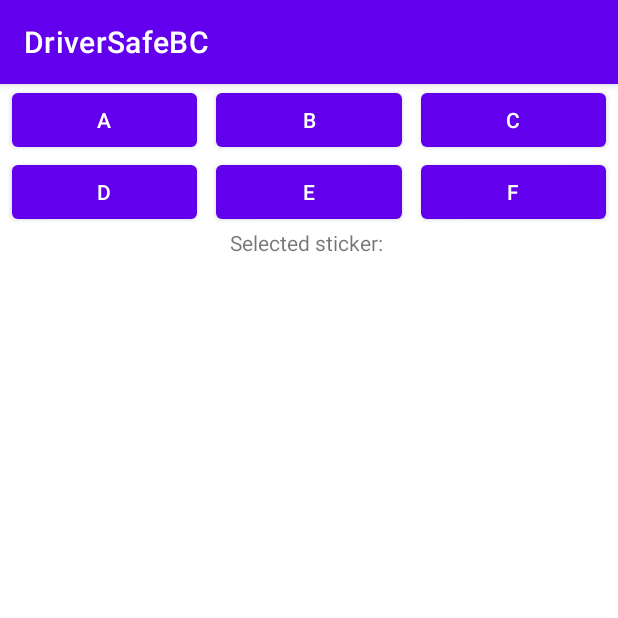
After one commit to eqiowtj/DriverSafeBC, an Android app: the SendStickerActivity screen opened directly, with no data from a screen before it, on a phone screen of 412 x 824 dp, the top half of it. The commit adds this screen. Run offline under Robolectric (Android 15) with nearby library versions, the phone set to English and light mode, and no system bars.

Commit message:
added buttons to let users select sticker

```diff
--- a/app/src/main/AndroidManifest.xml
+++ b/app/src/main/AndroidManifest.xml
@@ -15,6 +15,13 @@
         android:supportsRtl="true"
         android:theme="@style/Theme.DriverSafeBC"
         tools:targetApi="31">
+        <activity
+            android:name=".a7atyourservice.SendStickerActivity"
+            android:exported="false">
+            <meta-data
+                android:name="android.app.lib_name"
+                android:value="" />
+        </activity>
         <activity
             android:name=".a7atyourservice.AtYourServiceActivity"
             android:exported="false">
--- a/app/src/main/java/edu/northeastern/driversafebc/MainActivity.java
+++ b/app/src/main/java/edu/northeastern/driversafebc/MainActivity.java
@@ -7,6 +7,7 @@ import android.view.View;
 import androidx.appcompat.app.AppCompatActivity;
 
 import edu.northeastern.driversafebc.a7atyourservice.AtYourServiceActivity;
+import edu.northeastern.driversafebc.a7atyourservice.SendStickerActivity;
 import edu.northeastern.driversafebc.databinding.ActivityMainBinding;
 
 public class MainActivity extends AppCompatActivity {
@@ -25,4 +26,10 @@ public class MainActivity extends AppCompatActivity {
         startActivity(intent);
     }
 
+    //"Firebase button clicked"
+    public void sendStickerButtonClicked(View view) {
+        Intent intent = new Intent(this, SendStickerActivity.class);
+        startActivity(intent);
+    }
+
 }
--- /dev/null
+++ b/app/src/main/java/edu/northeastern/driversafebc/a7atyourservice/SendStickerActivity.java
@@ -0,0 +1,32 @@
+package edu.northeastern.driversafebc.a7atyourservice;
+
+import androidx.appcompat.app.AppCompatActivity;
+
+import android.os.Bundle;
+import android.view.View;
+import android.widget.ArrayAdapter;
+import android.widget.Button;
+import android.widget.Spinner;
+import android.widget.TextView;
+
+import edu.northeastern.driversafebc.R;
+import edu.northeastern.driversafebc.databinding.ActivitySendStickerBinding;
+
+public class SendStickerActivity extends AppCompatActivity {
+    private ActivitySendStickerBinding binding;
+    private Spinner dropdown;
+    private TextView stickerSelectedTextView;
+
+    @Override
+    protected void onCreate(Bundle savedInstanceState) {
+        super.onCreate(savedInstanceState);
+        binding = ActivitySendStickerBinding.inflate(getLayoutInflater());
+        setContentView(binding.getRoot());
+        stickerSelectedTextView = findViewById(R.id.stickerTextView);
+    }
+
+    public void selectStickerOnClick(View view) {
+        Button button = (Button) view;
+        stickerSelectedTextView.setText("Sticker " + button.getText() + " selected");
+    }
+}
--- a/app/src/main/res/layout/activity_main.xml
+++ b/app/src/main/res/layout/activity_main.xml
@@ -34,6 +34,7 @@
         android:layout_marginStart="24dp"
         android:layout_marginTop="16dp"
         android:text="@string/firebase"
+        android:onClick="sendStickerButtonClicked"
         app:layout_constraintStart_toStartOf="parent"
         app:layout_constraintTop_toBottomOf="@+id/buttonAtYourService" />
 
--- /dev/null
+++ b/app/src/main/res/layout/activity_send_sticker.xml
@@ -0,0 +1,128 @@
+<?xml version="1.0" encoding="utf-8"?>
+<androidx.constraintlayout.widget.ConstraintLayout xmlns:android="http://schemas.android.com/apk/res/android"
+    xmlns:app="http://schemas.android.com/apk/res-auto"
+    xmlns:tools="http://schemas.android.com/tools"
+    android:layout_width="match_parent"
+    android:layout_height="match_parent"
+    tools:context=".a7atyourservice.SendStickerActivity">
+
+    <Button
+        android:id="@+id/A"
+        android:layout_width="0dp"
+        android:layout_height="wrap_content"
+        android:text="A"
+        app:layout_constraintStart_toStartOf="parent"
+        app:layout_constraintWidth_percent="0.3"
+        android:layout_marginStart="8dp"
+        tools:layout_marginTop="10dp"
+        android:onClick="selectStickerOnClick" />
+
+    <Button
+        android:id="@+id/B"
+        android:layout_width="0dp"
+        android:layout_height="wrap_content"
+        android:text="B"
+        tools:layout_marginTop="10dp"
+        app:layout_constraintLeft_toRightOf="@+id/A"
+        app:layout_constraintRight_toLeftOf="@+id/C"
+        app:layout_constraintWidth_percent="0.3"
+        android:onClick="selectStickerOnClick"/>
+
+    <Button
+        android:id="@+id/C"
+        android:layout_width="0dp"
+        android:layout_height="wrap_content"
+        android:layout_marginEnd="8dp"
+        android:text="C"
+        app:layout_constraintEnd_toEndOf="parent"
+        tools:layout_marginTop="10dp"
+        app:layout_constraintLeft_toRightOf="@+id/B"
+        app:layout_constraintWidth_percent="0.3"
+        android:onClick="selectStickerOnClick"/>
+
+    <Button
+        android:id="@+id/D"
+        android:layout_width="0dp"
+        android:layout_height="wrap_content"
+        android:text="D"
+        app:layout_constraintStart_toStartOf="parent"
+        app:layout_constraintTop_toBottomOf="@+id/A"
+        app:layout_constraintWidth_percent="0.3"
+        android:layout_marginStart="8dp"
+        tools:layout_marginTop="10dp"
+        android:onClick="selectStickerOnClick"/>
+
+    <Button
+        android:id="@+id/E"
+        android:layout_width="0dp"
+        android:layout_height="wrap_content"
+        android:text="E"
+        tools:layout_marginTop="10dp"
+        app:layout_constraintTop_toBottomOf="@+id/B"
+        app:layout_constraintLeft_toRightOf="@+id/D"
+        app:layout_constraintRight_toLeftOf="@+id/F"
+        app:layout_constraintWidth_percent="0.3"
+        android:onClick="selectStickerOnClick"/>
+
+    <Button
+        android:id="@+id/F"
+        android:layout_width="0dp"
+        android:layout_height="wrap_content"
+        android:layout_marginEnd="8dp"
+        android:text="F"
+        app:layout_constraintEnd_toEndOf="parent"
+        tools:layout_marginTop="10dp"
+        app:layout_constraintTop_toBottomOf="@+id/C"
+        app:layout_constraintLeft_toRightOf="@+id/E"
+        app:layout_constraintWidth_percent="0.3"
+        android:onClick="selectStickerOnClick"/>
+
+    <TextView
+        android:id="@+id/stickerTextView"
+        android:layout_width="wrap_content"
+        android:layout_height="wrap_content"
+        android:text="Selected sticker: "
+        android:layout_marginStart="8dp"
+        android:layout_marginEnd="8dp"
+        app:layout_constraintTop_toBottomOf="@+id/D"
+        app:layout_constraintStart_toStartOf="parent"
+        app:layout_constraintEnd_toEndOf="parent" />
+
+<!--    <ImageButton-->
+<!--        android:id="@+id/test"-->
+<!--        android:layout_width="50dp"-->
+<!--        android:layout_height="50dp"-->
+<!--        android:layout_alignParentTop="true"-->
+<!--        android:layout_alignParentRight="true"-->
+<!--        android:src="@drawable/cat_sticker"-->
+<!--        app:layout_constraintStart_toStartOf="parent"-->
+<!--        app:layout_constraintTop_toTopOf="@id/sendButton"-->
+<!--        />-->
+
+<!--    <ImageView-->
+<!--        android:id="@+id/simpleImageView"-->
+<!--        android:layout_width="wrap_content"-->
+<!--        android:layout_height="wrap_content"-->
+<!--        android:src="@drawable/cat_sticker"-->
+<!--        android:maxHeight="10dp"-->
+<!--        android:maxWidth="10dp"-->
+<!--        app:layout_constraintStart_toStartOf="parent"-->
+<!--        app:layout_constraintTop_toBottomOf="@id/test"-->
+<!--        />-->
+
+<!--    <Button-->
+<!--        android:id="@+id/sendButton"-->
+<!--        android:layout_width="wrap_content"-->
+<!--        android:layout_height="wrap_content"-->
+<!--        android:text="Send Now"-->
+<!--        app:layout_constraintStart_toStartOf="parent"-->
+<!--        app:layout_constraintTop_toBottomOf="@id/test" />-->
+
+<!--    <Spinner-->
+<!--        android:id="@+id/spinner1"-->
+<!--        android:layout_width="wrap_content"-->
+<!--        android:layout_height="wrap_content"-->
+<!--        app:layout_constraintStart_toStartOf="parent"-->
+<!--        app:layout_constraintTop_toTopOf="@id/test"/>-->
+
+</androidx.constraintlayout.widget.ConstraintLayout>
```
Also changed, not shown: app/src/main/res/drawable/cat_sticker.png (added), app/src/main/res/drawable/cat_sticker_1.PNG (added), app/src/main/res/drawable/cat_sticker_2.PNG (added).
